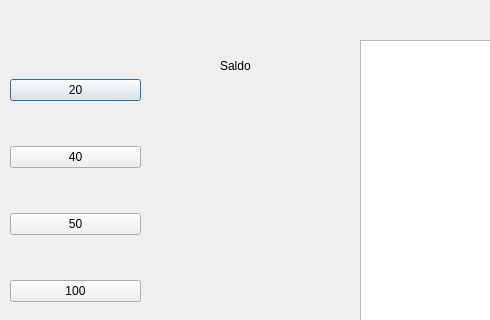
banksimul2022/group4, file bankautomat/Login kinda melkein/korttimain.ui: the form before one commit; both pictures show x 0 to 490 and y 0 to 320 of the 800 by 600 pixel window.
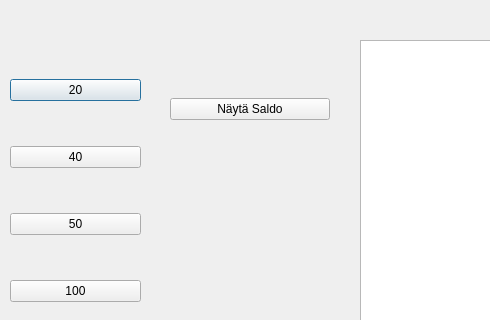
The form after the commit.

```diff
--- a/bankautomat/Login kinda melkein/korttimain.ui
+++ b/bankautomat/Login kinda melkein/korttimain.ui
@@ -89,19 +89,6 @@
     </item>
    </layout>
   </widget>
-  <widget class="QLabel" name="labelSaldo">
-   <property name="geometry">
-    <rect>
-     <x>220</x>
-     <y>50</y>
-     <width>71</width>
-     <height>31</height>
-    </rect>
-   </property>
-   <property name="text">
-    <string>Saldo</string>
-   </property>
-  </widget>
   <widget class="QPushButton" name="tiltap_btn">
    <property name="geometry">
     <rect>
@@ -115,6 +102,32 @@
     <string>Näytä tilitapahtuma</string>
    </property>
   </widget>
+  <widget class="QWidget" name="verticalLayoutWidget_2">
+   <property name="geometry">
+    <rect>
+     <x>170</x>
+     <y>40</y>
+     <width>160</width>
+     <height>80</height>
+    </rect>
+   </property>
+   <layout class="QVBoxLayout" name="verticalLayout_2">
+    <item>
+     <widget class="QLabel" name="labelSaldo">
+      <property name="text">
+       <string/>
+      </property>
+     </widget>
+    </item>
+    <item>
+     <widget class="QPushButton" name="btn_saldo">
+      <property name="text">
+       <string>Näytä Saldo</string>
+      </property>
+     </widget>
+    </item>
+   </layout>
+  </widget>
  </widget>
  <resources/>
  <connections/>
```
